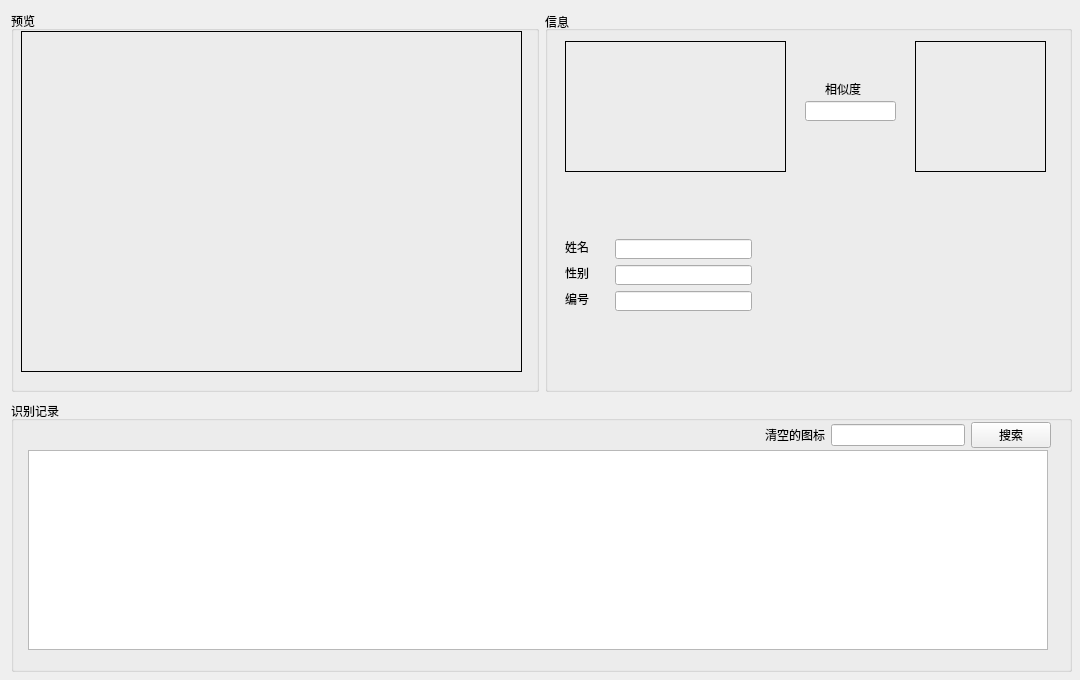
First picture: the form in previewview.ui, repository NevilleNoah/HikvisionCamera2, before the edit.
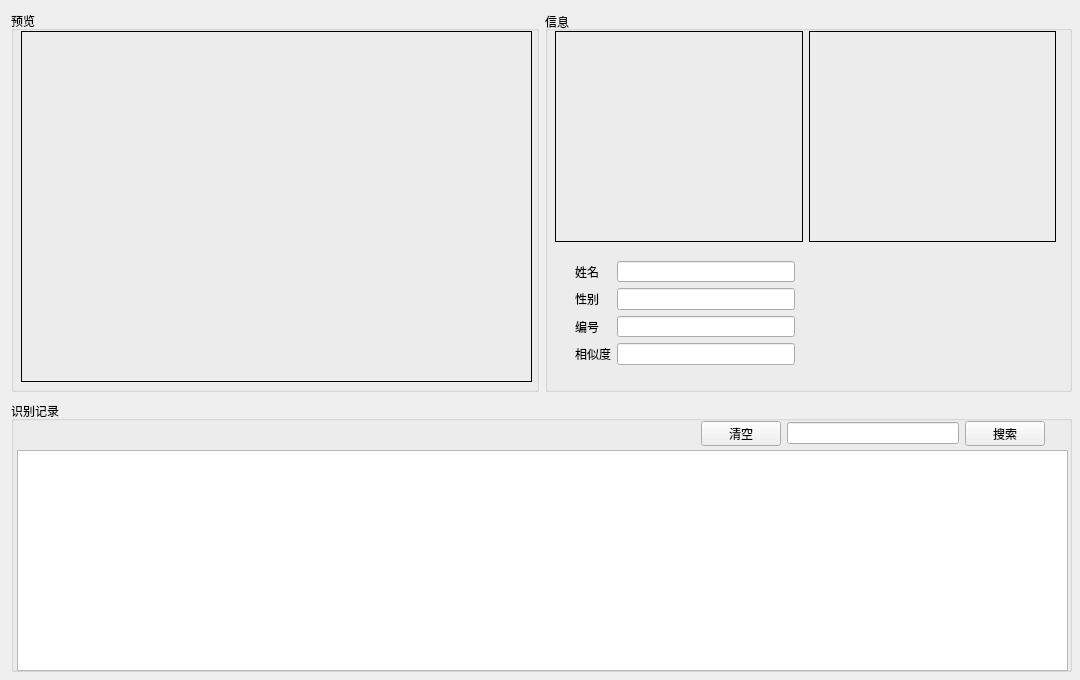
Second picture: the form after the edit.

Patch:
```diff
--- a/previewview.ui
+++ b/previewview.ui
@@ -45,8 +45,8 @@
         <rect>
          <x>10</x>
          <y>20</y>
-         <width>501</width>
-         <height>341</height>
+         <width>511</width>
+         <height>351</height>
         </rect>
        </property>
        <property name="frameShape">
@@ -75,156 +75,120 @@
       <property name="flat">
        <bool>false</bool>
       </property>
-      <widget class="QLabel" name="picCapture">
+      <widget class="QWidget" name="">
        <property name="geometry">
         <rect>
-         <x>20</x>
-         <y>30</y>
-         <width>221</width>
-         <height>131</height>
+         <x>30</x>
+         <y>250</y>
+         <width>220</width>
+         <height>104</height>
         </rect>
        </property>
-       <property name="frameShape">
-        <enum>QFrame::Box</enum>
-       </property>
-       <property name="text">
-        <string/>
-       </property>
-       <property name="alignment">
-        <set>Qt::AlignCenter</set>
-       </property>
+       <layout class="QFormLayout" name="formLayout">
+        <item row="0" column="0">
+         <widget class="QLabel" name="textName">
+          <property name="text">
+           <string>姓名</string>
+          </property>
+         </widget>
+        </item>
+        <item row="0" column="1">
+         <widget class="QLineEdit" name="edName">
+          <property name="readOnly">
+           <bool>true</bool>
+          </property>
+         </widget>
+        </item>
+        <item row="1" column="0">
+         <widget class="QLabel" name="textSex">
+          <property name="text">
+           <string>性别</string>
+          </property>
+         </widget>
+        </item>
+        <item row="1" column="1">
+         <widget class="QLineEdit" name="edSex">
+          <property name="readOnly">
+           <bool>true</bool>
+          </property>
+         </widget>
+        </item>
+        <item row="2" column="0">
+         <widget class="QLabel" name="textId">
+          <property name="text">
+           <string>编号</string>
+          </property>
+         </widget>
+        </item>
+        <item row="2" column="1">
+         <widget class="QLineEdit" name="edId">
+          <property name="readOnly">
+           <bool>true</bool>
+          </property>
+         </widget>
+        </item>
+        <item row="3" column="0">
+         <widget class="QLabel" name="textSimilarity">
+          <property name="text">
+           <string>相似度</string>
+          </property>
+         </widget>
+        </item>
+        <item row="3" column="1">
+         <widget class="QLineEdit" name="edSimilarity">
+          <property name="inputMask">
+           <string/>
+          </property>
+          <property name="text">
+           <string/>
+          </property>
+          <property name="alignment">
+           <set>Qt::AlignLeading|Qt::AlignLeft|Qt::AlignVCenter</set>
+          </property>
+          <property name="readOnly">
+           <bool>true</bool>
+          </property>
+         </widget>
+        </item>
+       </layout>
       </widget>
-      <widget class="QLabel" name="picAvatar">
+      <widget class="QWidget" name="">
        <property name="geometry">
         <rect>
-         <x>370</x>
-         <y>30</y>
-         <width>131</width>
-         <height>131</height>
+         <x>10</x>
+         <y>20</y>
+         <width>501</width>
+         <height>211</height>
         </rect>
        </property>
-       <property name="frameShape">
-        <enum>QFrame::Box</enum>
-       </property>
-       <property name="text">
-        <string/>
-       </property>
-       <property name="alignment">
-        <set>Qt::AlignCenter</set>
-       </property>
-      </widget>
-      <widget class="QLineEdit" name="edSimilarity">
-       <property name="geometry">
-        <rect>
-         <x>260</x>
-         <y>90</y>
-         <width>91</width>
-         <height>20</height>
-        </rect>
-       </property>
-       <property name="inputMask">
-        <string/>
-       </property>
-       <property name="text">
-        <string/>
-       </property>
-       <property name="alignment">
-        <set>Qt::AlignCenter</set>
-       </property>
-       <property name="readOnly">
-        <bool>true</bool>
-       </property>
-      </widget>
-      <widget class="QLabel" name="textSimilarity">
-       <property name="geometry">
-        <rect>
-         <x>280</x>
-         <y>70</y>
-         <width>51</width>
-         <height>16</height>
-        </rect>
-       </property>
-       <property name="text">
-        <string>相似度</string>
-       </property>
-      </widget>
-      <widget class="QLineEdit" name="edName">
-       <property name="geometry">
-        <rect>
-         <x>70</x>
-         <y>228</y>
-         <width>137</width>
-         <height>20</height>
-        </rect>
-       </property>
-       <property name="readOnly">
-        <bool>true</bool>
-       </property>
-      </widget>
-      <widget class="QLineEdit" name="edSex">
-       <property name="geometry">
-        <rect>
-         <x>70</x>
-         <y>254</y>
-         <width>137</width>
-         <height>20</height>
-        </rect>
-       </property>
-       <property name="readOnly">
-        <bool>true</bool>
-       </property>
-      </widget>
-      <widget class="QLineEdit" name="edId">
-       <property name="geometry">
-        <rect>
-         <x>70</x>
-         <y>280</y>
-         <width>137</width>
-         <height>20</height>
-        </rect>
-       </property>
-       <property name="readOnly">
-        <bool>true</bool>
-       </property>
-      </widget>
-      <widget class="QLabel" name="textName">
-       <property name="geometry">
-        <rect>
-         <x>20</x>
-         <y>228</y>
-         <width>31</width>
-         <height>16</height>
-        </rect>
-       </property>
-       <property name="text">
-        <string>姓名</string>
-       </property>
-      </widget>
-      <widget class="QLabel" name="textSex">
-       <property name="geometry">
-        <rect>
-         <x>20</x>
-         <y>254</y>
-         <width>31</width>
-         <height>16</height>
-        </rect>
-       </property>
-       <property name="text">
-        <string>性别</string>
-       </property>
-      </widget>
-      <widget class="QLabel" name="textId">
-       <property name="geometry">
-        <rect>
-         <x>20</x>
-         <y>280</y>
-         <width>31</width>
-         <height>16</height>
-        </rect>
-       </property>
-       <property name="text">
-        <string>编号</string>
-       </property>
+       <layout class="QHBoxLayout" name="horizontalLayout_3">
+        <item>
+         <widget class="QLabel" name="picCapture">
+          <property name="frameShape">
+           <enum>QFrame::Box</enum>
+          </property>
+          <property name="text">
+           <string/>
+          </property>
+          <property name="alignment">
+           <set>Qt::AlignCenter</set>
+          </property>
+         </widget>
+        </item>
+        <item>
+         <widget class="QLabel" name="picAvatar">
+          <property name="frameShape">
+           <enum>QFrame::Box</enum>
+          </property>
+          <property name="text">
+           <string/>
+          </property>
+          <property name="alignment">
+           <set>Qt::AlignCenter</set>
+          </property>
+         </widget>
+        </item>
+       </layout>
       </widget>
      </widget>
     </item>
@@ -269,10 +233,10 @@
    <widget class="QListWidget" name="alarmList">
     <property name="geometry">
      <rect>
-      <x>17</x>
+      <x>6</x>
       <y>49</y>
-      <width>1020</width>
-      <height>200</height>
+      <width>1051</width>
+      <height>221</height>
      </rect>
     </property>
     <property name="sizePolicy">
@@ -282,20 +246,20 @@
      </sizepolicy>
     </property>
    </widget>
-   <widget class="QWidget" name="layoutWidget">
+   <widget class="QWidget" name="">
     <property name="geometry">
      <rect>
-      <x>754</x>
-      <y>19</y>
-      <width>286</width>
-      <height>30</height>
+      <x>690</x>
+      <y>20</y>
+      <width>344</width>
+      <height>25</height>
      </rect>
     </property>
     <layout class="QHBoxLayout" name="horizontalLayout_2">
      <item>
-      <widget class="QLabel" name="alarmClear">
+      <widget class="QPushButton" name="btnAlarmClear">
        <property name="text">
-        <string>清空的图标</string>
+        <string>清空</string>
        </property>
       </widget>
      </item>
```
